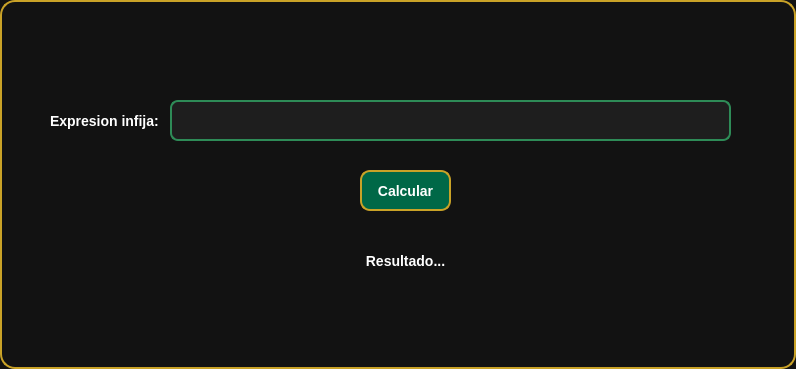
Old version of the form ui/conversion_infija-posfija.ui in the repository JulioGZ06/estructuras_datos.
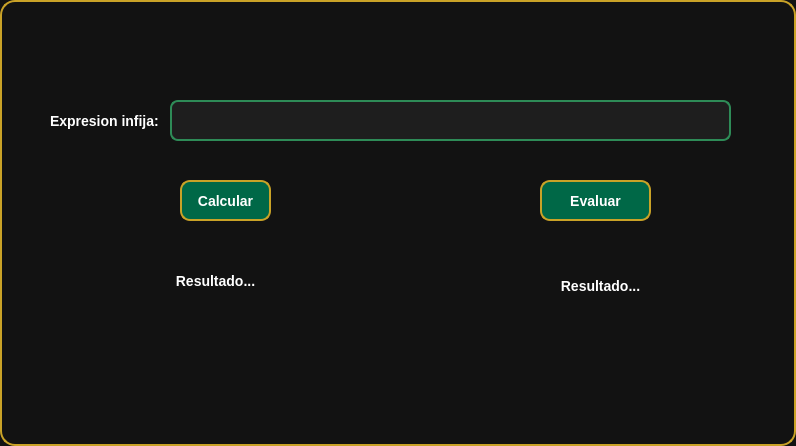
New version of the form.

```diff
--- a/ui/conversion_infija-posfija.ui
+++ b/ui/conversion_infija-posfija.ui
@@ -7,7 +7,7 @@
     <x>0</x>
     <y>0</y>
     <width>796</width>
-    <height>369</height>
+    <height>446</height>
    </rect>
   </property>
   <property name="windowTitle">
@@ -134,8 +134,8 @@
   <widget class="QPushButton" name="btn_calcular">
    <property name="geometry">
     <rect>
-     <x>360</x>
-     <y>170</y>
+     <x>180</x>
+     <y>180</y>
      <width>91</width>
      <height>41</height>
     </rect>
@@ -147,9 +147,9 @@
   <widget class="QLabel" name="lbl_resultado">
    <property name="geometry">
     <rect>
-     <x>90</x>
-     <y>220</y>
-     <width>631</width>
+     <x>20</x>
+     <y>240</y>
+     <width>391</width>
      <height>81</height>
     </rect>
    </property>
@@ -160,6 +160,35 @@
     <set>Qt::AlignCenter</set>
    </property>
   </widget>
+  <widget class="QLabel" name="lbl_evaluacion">
+   <property name="geometry">
+    <rect>
+     <x>430</x>
+     <y>240</y>
+     <width>341</width>
+     <height>91</height>
+    </rect>
+   </property>
+   <property name="text">
+    <string>Resultado...</string>
+   </property>
+   <property name="alignment">
+    <set>Qt::AlignCenter</set>
+   </property>
+  </widget>
+  <widget class="QPushButton" name="btn_evaluar">
+   <property name="geometry">
+    <rect>
+     <x>540</x>
+     <y>180</y>
+     <width>111</width>
+     <height>41</height>
+    </rect>
+   </property>
+   <property name="text">
+    <string>Evaluar</string>
+   </property>
+  </widget>
  </widget>
  <resources/>
  <connections/>
```
